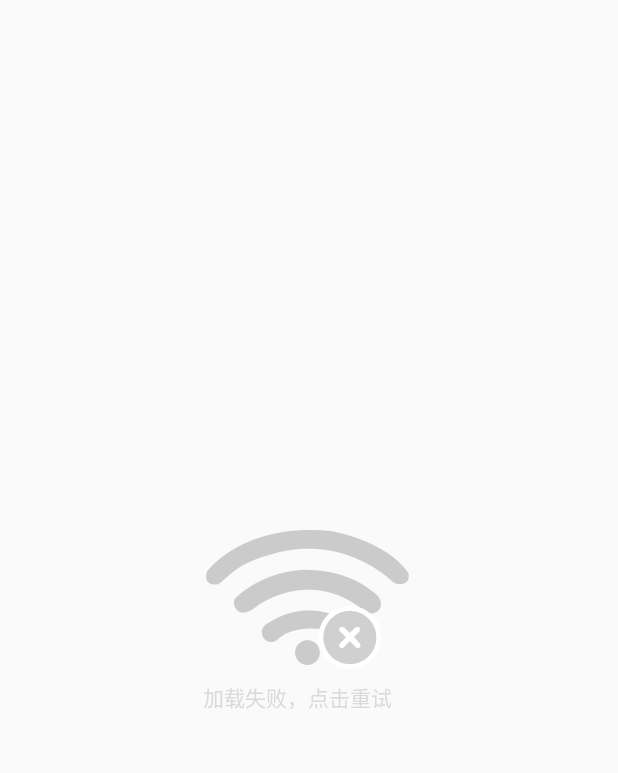
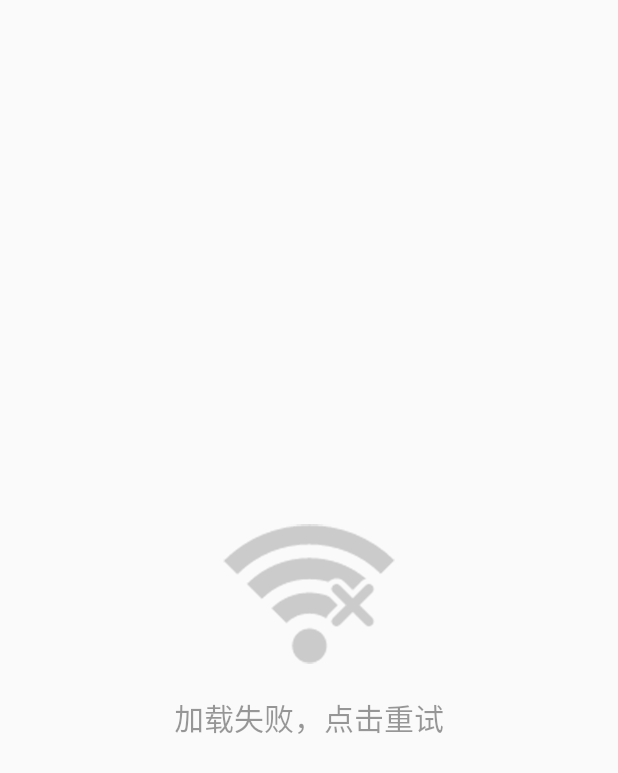
Before and after one commit to jinzhucn/FosterPig, an Android app: the layout layout_error.xml on its own in the app's theme, with its tools: preview values and no code run, on a phone screen of 412 x 824 dp. Shown: the top 773 px of the screen. Run offline under Robolectric (Android 15) with nearby library versions, the phone set to English and light mode, and no system bars.

Commit message:
修改加载相关控件

```diff
--- a/app/build.gradle
+++ b/app/build.gradle
@@ -25,5 +25,6 @@ dependencies {
     compile 'com.android.support:appcompat-v7:23.4.0'
     compile 'com.squareup.okhttp3:okhttp:3.2.0'
     compile 'com.squareup.okio:okio:1.6.0'
+    compile 'com.github.ybq:Android-SpinKit:1.1.0'
     compile files('libs/gson.jar')
 }
--- a/app/src/main/res/layout/base_activity.xml
+++ b/app/src/main/res/layout/base_activity.xml
@@ -65,11 +65,12 @@
             android:background="@color/loading_background_thin_gray"
             android:visibility="gone">
 
-            <ProgressBar
+            <com.github.ybq.android.spinkit.SpinKitView xmlns:app="http://schemas.android.com/apk/res-auto"
+                style="@style/SpinKitView.Large.Circle"
                 android:layout_width="wrap_content"
                 android:layout_height="wrap_content"
                 android:layout_gravity="center"
-                android:indeterminateDrawable="@drawable/loading_big" />
+                app:SpinKit_Color="@color/white" />
 
         </FrameLayout>
     </FrameLayout>
--- a/app/src/main/res/layout/layout_error.xml
+++ b/app/src/main/res/layout/layout_error.xml
@@ -6,11 +6,11 @@
     android:orientation="vertical" >
 
     <TextView
-        android:textColor="@color/thin_gray"
+        android:textSize="20dp"
+        android:textColor="@color/loading_background_thin_gray"
         android:layout_width="wrap_content"
         android:layout_height="wrap_content"
         android:text="加载失败，点击重试"
-        android:drawablePadding="5dp"
         android:drawableTop="@mipmap/ic_error_page"/>
 
 </LinearLayout>
--- a/build.gradle
+++ b/build.gradle
@@ -15,6 +15,7 @@ buildscript {
 allprojects {
     repositories {
         jcenter()
+        maven { url "https://jitpack.io" }
     }
 }
 
```
Also changed, not shown: app/src/main/res/layout/layout_load_more.xml (+5 -2 lines), app/src/main/res/layout/layout_loading.xml (+4 -3 lines), app/src/main/res/mipmap-hdpi/ic_empty_page.png, app/src/main/res/mipmap-hdpi/ic_error_page.png.
